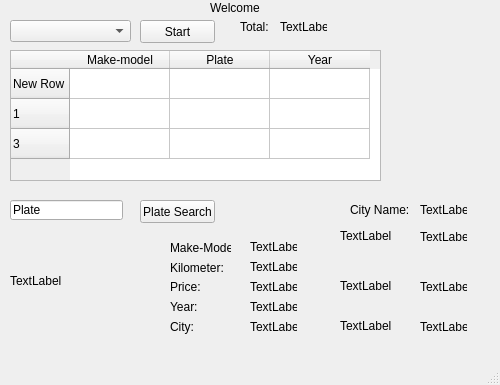
elfsmyr/Data_Gathering_Project-AutoScout24-, file CarUI.ui: the form before one commit.
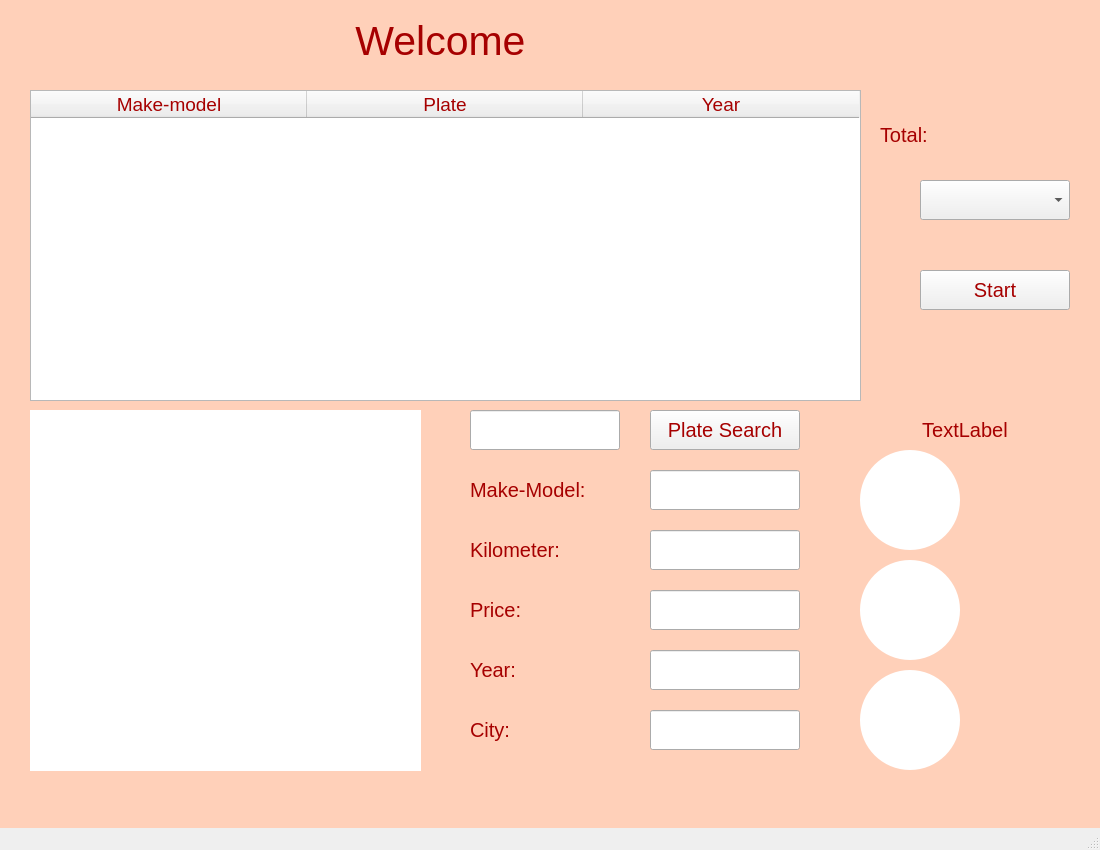
The form after the commit.

Patch:
```diff
--- a/CarUI.ui
+++ b/CarUI.ui
@@ -6,33 +6,64 @@
    <rect>
     <x>0</x>
     <y>0</y>
-    <width>500</width>
-    <height>385</height>
+    <width>1100</width>
+    <height>850</height>
    </rect>
   </property>
+  <property name="minimumSize">
+   <size>
+    <width>1100</width>
+    <height>850</height>
+   </size>
+  </property>
+  <property name="maximumSize">
+   <size>
+    <width>1100</width>
+    <height>850</height>
+   </size>
+  </property>
   <property name="windowTitle">
    <string>MainWindow</string>
   </property>
+  <property name="styleSheet">
+   <string notr="true"/>
+  </property>
   <widget class="QWidget" name="centralwidget">
+   <property name="styleSheet">
+    <string notr="true"/>
+   </property>
    <widget class="QComboBox" name="Models">
     <property name="geometry">
      <rect>
-      <x>10</x>
-      <y>20</y>
-      <width>121</width>
-      <height>22</height>
+      <x>920</x>
+      <y>180</y>
+      <width>150</width>
+      <height>40</height>
      </rect>
     </property>
+    <property name="font">
+     <font>
+      <pointsize>15</pointsize>
+     </font>
+    </property>
    </widget>
    <widget class="QPushButton" name="StartButton">
     <property name="geometry">
      <rect>
-      <x>140</x>
-      <y>20</y>
-      <width>75</width>
-      <height>23</height>
+      <x>920</x>
+      <y>270</y>
+      <width>150</width>
+      <height>40</height>
      </rect>
     </property>
+    <property name="font">
+     <font>
+      <pointsize>15</pointsize>
+     </font>
+    </property>
+    <property name="styleSheet">
+     <string notr="true">color: rgb(166, 0, 0);</string>
+    </property>
     <property name="text">
      <string>Start</string>
     </property>
@@ -40,27 +71,31 @@
    <widget class="QTableWidget" name="tableWidget">
     <property name="geometry">
      <rect>
-      <x>10</x>
-      <y>50</y>
-      <width>371</width>
-      <height>131</height>
+      <x>30</x>
+      <y>90</y>
+      <width>831</width>
+      <height>311</height>
      </rect>
     </property>
-    <row>
-     <property name="text">
-      <string>New Row</string>
-     </property>
-    </row>
-    <row>
-     <property name="text">
-      <string>1</string>
-     </property>
-    </row>
-    <row>
-     <property name="text">
-      <string>3</string>
-     </property>
-    </row>
+    <property name="font">
+     <font>
+      <family>MS Shell Dlg 2</family>
+      <pointsize>14</pointsize>
+      <weight>50</weight>
+      <italic>false</italic>
+      <bold>false</bold>
+     </font>
+    </property>
+    <property name="styleSheet">
+     <string notr="true">color: rgb(166, 0, 0);
+font: 14pt &quot;MS Shell Dlg 2&quot;;</string>
+    </property>
+    <attribute name="horizontalHeaderDefaultSectionSize">
+     <number>276</number>
+    </attribute>
+    <attribute name="verticalHeaderDefaultSectionSize">
+     <number>80</number>
+    </attribute>
     <column>
      <property name="text">
       <string>Make-model</string>
@@ -80,12 +115,20 @@
    <widget class="QLabel" name="label">
     <property name="geometry">
      <rect>
-      <x>240</x>
-      <y>20</y>
-      <width>47</width>
-      <height>14</height>
+      <x>880</x>
+      <y>120</y>
+      <width>71</width>
+      <height>30</height>
      </rect>
     </property>
+    <property name="font">
+     <font>
+      <pointsize>15</pointsize>
+     </font>
+    </property>
+    <property name="styleSheet">
+     <string notr="true">color: rgb(166, 0, 0);</string>
+    </property>
     <property name="text">
      <string>Total:</string>
     </property>
@@ -93,25 +136,44 @@
    <widget class="QLineEdit" name="PlateNum">
     <property name="geometry">
      <rect>
-      <x>10</x>
-      <y>200</y>
-      <width>113</width>
-      <height>20</height>
+      <x>470</x>
+      <y>410</y>
+      <width>150</width>
+      <height>40</height>
      </rect>
     </property>
+    <property name="font">
+     <font>
+      <pointsize>15</pointsize>
+     </font>
+    </property>
+    <property name="styleSheet">
+     <string notr="true">color: rgb(166, 0, 0);</string>
+    </property>
     <property name="text">
-     <string>Plate</string>
+     <string/>
+    </property>
+    <property name="alignment">
+     <set>Qt::AlignCenter</set>
     </property>
    </widget>
    <widget class="QPushButton" name="SearchButton">
     <property name="geometry">
      <rect>
-      <x>140</x>
-      <y>200</y>
-      <width>75</width>
-      <height>23</height>
+      <x>650</x>
+      <y>410</y>
+      <width>150</width>
+      <height>40</height>
      </rect>
     </property>
+    <property name="font">
+     <font>
+      <pointsize>15</pointsize>
+     </font>
+    </property>
+    <property name="styleSheet">
+     <string notr="true">color: rgb(166, 0, 0);</string>
+    </property>
     <property name="text">
      <string>Plate Search</string>
     </property>
@@ -132,38 +194,68 @@
    <widget class="QLabel" name="label_3">
     <property name="geometry">
      <rect>
-      <x>170</x>
-      <y>240</y>
-      <width>61</width>
-      <height>16</height>
+      <x>470</x>
+      <y>470</y>
+      <width>150</width>
+      <height>40</height>
      </rect>
     </property>
+    <property name="font">
+     <font>
+      <pointsize>15</pointsize>
+     </font>
+    </property>
+    <property name="styleSheet">
+     <string notr="true">color: rgb(166, 0, 0);</string>
+    </property>
     <property name="text">
      <string>Make-Model:</string>
     </property>
+    <property name="alignment">
+     <set>Qt::AlignLeading|Qt::AlignLeft|Qt::AlignVCenter</set>
+    </property>
    </widget>
    <widget class="QLabel" name="label_4">
     <property name="geometry">
      <rect>
-      <x>170</x>
-      <y>260</y>
-      <width>61</width>
-      <height>16</height>
+      <x>470</x>
+      <y>530</y>
+      <width>150</width>
+      <height>40</height>
      </rect>
     </property>
+    <property name="font">
+     <font>
+      <pointsize>15</pointsize>
+     </font>
+    </property>
+    <property name="styleSheet">
+     <string notr="true">color: rgb(166, 0, 0);</string>
+    </property>
     <property name="text">
      <string>Kilometer:</string>
     </property>
+    <property name="alignment">
+     <set>Qt::AlignLeading|Qt::AlignLeft|Qt::AlignVCenter</set>
+    </property>
    </widget>
    <widget class="QLabel" name="label_5">
     <property name="geometry">
      <rect>
-      <x>170</x>
-      <y>280</y>
-      <width>47</width>
-      <height>14</height>
+      <x>470</x>
+      <y>590</y>
+      <width>150</width>
+      <height>40</height>
      </rect>
     </property>
+    <property name="font">
+     <font>
+      <pointsize>15</pointsize>
+     </font>
+    </property>
+    <property name="styleSheet">
+     <string notr="true">color: rgb(166, 0, 0);</string>
+    </property>
     <property name="text">
      <string>Price:</string>
     </property>
@@ -171,12 +263,20 @@
    <widget class="QLabel" name="label_6">
     <property name="geometry">
      <rect>
-      <x>170</x>
-      <y>300</y>
-      <width>47</width>
-      <height>14</height>
+      <x>470</x>
+      <y>650</y>
+      <width>150</width>
+      <height>40</height>
      </rect>
     </property>
+    <property name="font">
+     <font>
+      <pointsize>15</pointsize>
+     </font>
+    </property>
+    <property name="styleSheet">
+     <string notr="true">color: rgb(166, 0, 0);</string>
+    </property>
     <property name="text">
      <string>Year:</string>
     </property>
@@ -184,224 +284,403 @@
    <widget class="QLabel" name="label_7">
     <property name="geometry">
      <rect>
-      <x>170</x>
-      <y>320</y>
-      <width>47</width>
-      <height>14</height>
+      <x>470</x>
+      <y>710</y>
+      <width>150</width>
+      <height>40</height>
      </rect>
     </property>
+    <property name="font">
+     <font>
+      <pointsize>15</pointsize>
+     </font>
+    </property>
+    <property name="styleSheet">
+     <string notr="true">color: rgb(166, 0, 0);</string>
+    </property>
     <property name="text">
      <string>City:</string>
     </property>
    </widget>
-   <widget class="QLabel" name="model">
-    <property name="geometry">
-     <rect>
-      <x>250</x>
-      <y>240</y>
-      <width>47</width>
-      <height>14</height>
-     </rect>
-    </property>
-    <property name="text">
-     <string>TextLabel</string>
-    </property>
-   </widget>
-   <widget class="QLabel" name="kilometer">
-    <property name="geometry">
-     <rect>
-      <x>250</x>
-      <y>260</y>
-      <width>47</width>
-      <height>14</height>
-     </rect>
-    </property>
-    <property name="text">
-     <string>TextLabel</string>
-    </property>
-   </widget>
-   <widget class="QLabel" name="price">
-    <property name="geometry">
-     <rect>
-      <x>250</x>
-      <y>280</y>
-      <width>47</width>
-      <height>14</height>
-     </rect>
-    </property>
-    <property name="text">
-     <string>TextLabel</string>
-    </property>
-   </widget>
-   <widget class="QLabel" name="year">
-    <property name="geometry">
-     <rect>
-      <x>250</x>
-      <y>300</y>
-      <width>47</width>
-      <height>14</height>
-     </rect>
-    </property>
-    <property name="text">
-     <string>TextLabel</string>
-    </property>
-   </widget>
-   <widget class="QLabel" name="city">
-    <property name="geometry">
-     <rect>
-      <x>250</x>
-      <y>320</y>
-      <width>47</width>
-      <height>14</height>
-     </rect>
-    </property>
-    <property name="text">
-     <string>TextLabel</string>
-    </property>
-   </widget>
    <widget class="QLabel" name="Total">
     <property name="geometry">
      <rect>
-      <x>280</x>
-      <y>20</y>
-      <width>47</width>
-      <height>14</height>
+      <x>970</x>
+      <y>120</y>
+      <width>150</width>
+      <height>30</height>
      </rect>
     </property>
+    <property name="font">
+     <font>
+      <pointsize>15</pointsize>
+     </font>
+    </property>
+    <property name="styleSheet">
+     <string notr="true">color: rgb(166, 0, 0);</string>
+    </property>
     <property name="text">
-     <string>TextLabel</string>
+     <string/>
     </property>
    </widget>
    <widget class="QLabel" name="CarPicture">
     <property name="geometry">
      <rect>
-      <x>10</x>
-      <y>230</y>
-      <width>141</width>
-      <height>101</height>
+      <x>30</x>
+      <y>410</y>
+      <width>391</width>
+      <height>361</height>
      </rect>
     </property>
+    <property name="styleSheet">
+     <string notr="true">background-color: rgb(255, 255, 255);</string>
+    </property>
     <property name="text">
-     <string>TextLabel</string>
+     <string/>
     </property>
    </widget>
    <widget class="QLabel" name="Picture1">
     <property name="geometry">
      <rect>
-      <x>340</x>
-      <y>220</y>
-      <width>51</width>
-      <height>31</height>
+      <x>860</x>
+      <y>560</y>
+      <width>100</width>
+      <height>100</height>
      </rect>
     </property>
+    <property name="styleSheet">
+     <string notr="true"> border-radius: 50px;
+background-color: rgb(255, 255, 255);</string>
+    </property>
     <property name="text">
-     <string>TextLabel</string>
+     <string/>
     </property>
    </widget>
    <widget class="QLabel" name="Picture2">
     <property name="geometry">
      <rect>
-      <x>340</x>
-      <y>270</y>
-      <width>51</width>
-      <height>31</height>
+      <x>860</x>
+      <y>670</y>
+      <width>100</width>
+      <height>100</height>
      </rect>
     </property>
+    <property name="styleSheet">
+     <string notr="true"> border-radius: 50px;
+background-color: rgb(255, 255, 255);</string>
+    </property>
     <property name="text">
-     <string>TextLabel</string>
+     <string/>
     </property>
    </widget>
    <widget class="QLabel" name="Picture3">
     <property name="geometry">
      <rect>
-      <x>340</x>
-      <y>310</y>
-      <width>51</width>
-      <height>31</height>
+      <x>860</x>
+      <y>450</y>
+      <width>100</width>
+      <height>100</height>
      </rect>
     </property>
-    <property name="text">
-     <string>TextLabel</string>
+    <property name="styleSheet">
+     <string notr="true"> border-radius: 50px;
+background-color: rgb(255, 255, 255);</string>
     </property>
-   </widget>
-   <widget class="QLabel" name="label_18">
-    <property name="geometry">
-     <rect>
-      <x>350</x>
-      <y>200</y>
-      <width>61</width>
-      <height>20</height>
-     </rect>
-    </property>
     <property name="text">
-     <string>City Name:</string>
+     <string/>
     </property>
    </widget>
    <widget class="QLabel" name="label_19">
     <property name="geometry">
      <rect>
-      <x>210</x>
-      <y>0</y>
-      <width>61</width>
-      <height>16</height>
+      <x>250</x>
+      <y>10</y>
+      <width>381</width>
+      <height>61</height>
      </rect>
     </property>
+    <property name="font">
+     <font>
+      <pointsize>31</pointsize>
+     </font>
+    </property>
+    <property name="styleSheet">
+     <string notr="true">color: rgb(166, 0, 0);</string>
+    </property>
     <property name="text">
      <string>Welcome</string>
     </property>
+    <property name="alignment">
+     <set>Qt::AlignCenter</set>
+    </property>
    </widget>
    <widget class="QLabel" name="CityName">
     <property name="geometry">
      <rect>
-      <x>420</x>
-      <y>200</y>
-      <width>47</width>
-      <height>20</height>
+      <x>890</x>
+      <y>410</y>
+      <width>150</width>
+      <height>40</height>
      </rect>
     </property>
+    <property name="font">
+     <font>
+      <pointsize>15</pointsize>
+     </font>
+    </property>
+    <property name="styleSheet">
+     <string notr="true">color: rgb(166, 0, 0);</string>
+    </property>
     <property name="text">
      <string>TextLabel</string>
     </property>
+    <property name="alignment">
+     <set>Qt::AlignCenter</set>
+    </property>
    </widget>
    <widget class="QLabel" name="FirstDay">
     <property name="geometry">
      <rect>
-      <x>420</x>
-      <y>230</y>
-      <width>47</width>
-      <height>14</height>
+      <x>970</x>
+      <y>480</y>
+      <width>120</width>
+      <height>30</height>
      </rect>
     </property>
+    <property name="font">
+     <font>
+      <pointsize>12</pointsize>
+     </font>
+    </property>
+    <property name="styleSheet">
+     <string notr="true">color: rgb(166, 0, 0);</string>
+    </property>
     <property name="text">
-     <string>TextLabel</string>
+     <string/>
     </property>
    </widget>
    <widget class="QLabel" name="SecondDay">
     <property name="geometry">
      <rect>
-      <x>420</x>
-      <y>280</y>
-      <width>47</width>
-      <height>14</height>
+      <x>970</x>
+      <y>590</y>
+      <width>120</width>
+      <height>30</height>
      </rect>
     </property>
+    <property name="font">
+     <font>
+      <pointsize>12</pointsize>
+     </font>
+    </property>
+    <property name="styleSheet">
+     <string notr="true">color: rgb(166, 0, 0);</string>
+    </property>
     <property name="text">
-     <string>TextLabel</string>
+     <string/>
     </property>
    </widget>
    <widget class="QLabel" name="ThirdDay">
     <property name="geometry">
      <rect>
-      <x>420</x>
-      <y>320</y>
-      <width>47</width>
-      <height>14</height>
+      <x>970</x>
+      <y>700</y>
+      <width>120</width>
+      <height>30</height>
      </rect>
     </property>
+    <property name="font">
+     <font>
+      <pointsize>12</pointsize>
+     </font>
+    </property>
+    <property name="styleSheet">
+     <string notr="true">color: rgb(166, 0, 0);</string>
+    </property>
     <property name="text">
-     <string>TextLabel</string>
+     <string/>
     </property>
    </widget>
+   <widget class="QLabel" name="label_8">
+    <property name="geometry">
+     <rect>
+      <x>0</x>
+      <y>0</y>
+      <width>1100</width>
+      <height>850</height>
+     </rect>
+    </property>
+    <property name="minimumSize">
+     <size>
+      <width>1100</width>
+      <height>850</height>
+     </size>
+    </property>
+    <property name="maximumSize">
+     <size>
+      <width>1100</width>
+      <height>850</height>
+     </size>
+    </property>
+    <property name="styleSheet">
+     <string notr="true">background-color: rgb(255, 208, 185);
+</string>
+    </property>
+    <property name="text">
+     <string/>
+    </property>
+    <property name="alignment">
+     <set>Qt::AlignCenter</set>
+    </property>
+   </widget>
+   <widget class="QLineEdit" name="PlateNum_2">
+    <property name="geometry">
+     <rect>
+      <x>650</x>
+      <y>470</y>
+      <width>150</width>
+      <height>40</height>
+     </rect>
+    </property>
+    <property name="font">
+     <font>
+      <pointsize>15</pointsize>
+     </font>
+    </property>
+    <property name="styleSheet">
+     <string notr="true">color: rgb(166, 0, 0);</string>
+    </property>
+    <property name="text">
+     <string/>
+    </property>
+    <property name="alignment">
+     <set>Qt::AlignCenter</set>
+    </property>
+   </widget>
+   <widget class="QLineEdit" name="city">
+    <property name="geometry">
+     <rect>
+      <x>650</x>
+      <y>710</y>
+      <width>150</width>
+      <height>40</height>
+     </rect>
+    </property>
+    <property name="font">
+     <font>
+      <pointsize>15</pointsize>
+     </font>
+    </property>
+    <property name="styleSheet">
+     <string notr="true">color: rgb(166, 0, 0);</string>
+    </property>
+    <property name="text">
+     <string/>
+    </property>
+    <property name="alignment">
+     <set>Qt::AlignCenter</set>
+    </property>
+   </widget>
+   <widget class="QLineEdit" name="year">
+    <property name="geometry">
+     <rect>
+      <x>650</x>
+      <y>650</y>
+      <width>150</width>
+      <height>40</height>
+     </rect>
+    </property>
+    <property name="font">
+     <font>
+      <pointsize>15</pointsize>
+     </font>
+    </property>
+    <property name="styleSheet">
+     <string notr="true">color: rgb(166, 0, 0);</string>
+    </property>
+    <property name="text">
+     <string/>
+    </property>
+    <property name="alignment">
+     <set>Qt::AlignCenter</set>
+    </property>
+   </widget>
+   <widget class="QLineEdit" name="price">
+    <property name="geometry">
+     <rect>
+      <x>650</x>
+      <y>590</y>
+      <width>150</width>
+      <height>40</height>
+     </rect>
+    </property>
+    <property name="font">
+     <font>
+      <pointsize>15</pointsize>
+     </font>
+    </property>
+    <property name="styleSheet">
+     <string notr="true">color: rgb(166, 0, 0);</string>
+    </property>
+    <property name="text">
+     <string/>
+    </property>
+    <property name="alignment">
+     <set>Qt::AlignCenter</set>
+    </property>
+   </widget>
+   <widget class="QLineEdit" name="kilometer">
+    <property name="geometry">
+     <rect>
+      <x>650</x>
+      <y>530</y>
+      <width>150</width>
+      <height>40</height>
+     </rect>
+    </property>
+    <property name="font">
+     <font>
+      <pointsize>15</pointsize>
+     </font>
+    </property>
+    <property name="styleSheet">
+     <string notr="true">color: rgb(166, 0, 0);</string>
+    </property>
+    <property name="text">
+     <string/>
+    </property>
+    <property name="alignment">
+     <set>Qt::AlignCenter</set>
+    </property>
+   </widget>
+   <zorder>label_8</zorder>
+   <zorder>Models</zorder>
+   <zorder>StartButton</zorder>
+   <zorder>tableWidget</zorder>
+   <zorder>label</zorder>
+   <zorder>PlateNum</zorder>
+   <zorder>SearchButton</zorder>
+   <zorder>label_2</zorder>
+   <zorder>label_3</zorder>
+   <zorder>label_4</zorder>
+   <zorder>label_5</zorder>
+   <zorder>label_6</zorder>
+   <zorder>label_7</zorder>
+   <zorder>Total</zorder>
+   <zorder>CarPicture</zorder>
+   <zorder>Picture1</zorder>
+   <zorder>Picture2</zorder>
+   <zorder>Picture3</zorder>
+   <zorder>label_19</zorder>
+   <zorder>CityName</zorder>
+   <zorder>FirstDay</zorder>
+   <zorder>SecondDay</zorder>
+   <zorder>ThirdDay</zorder>
+   <zorder>PlateNum_2</zorder>
+   <zorder>city</zorder>
+   <zorder>year</zorder>
+   <zorder>price</zorder>
+   <zorder>kilometer</zorder>
   </widget>
   <widget class="QMenuBar" name="menubar">
    <property name="geometry">
```
Left out of the diff: 4 changed lines with no effect on the pictures.
